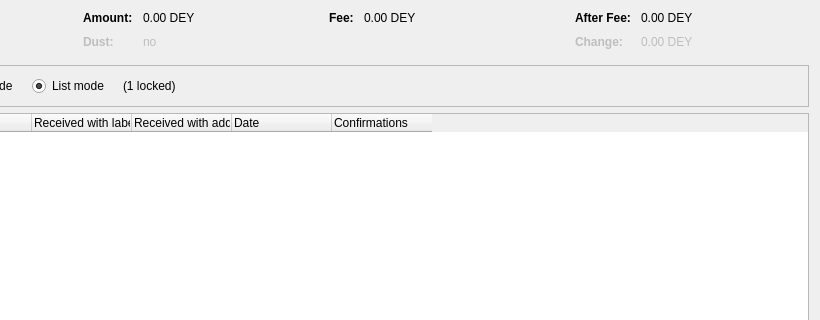
wilofice/dahomey, file src/qt/forms/coincontroldialog.ui: the form before one commit; both pictures show x 180 to 1000 and y 0 to 320 of the 1000 by 500 pixel window.
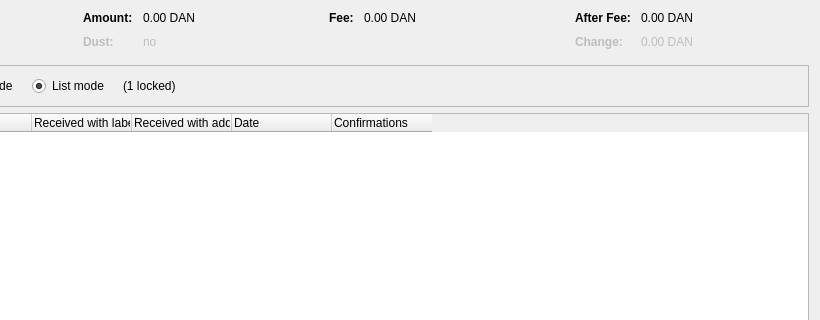
The form after the commit. Custom widgets are drawn as their Qt base class.

What changed in the file:
```diff
--- a/src/qt/forms/coincontroldialog.ui
+++ b/src/qt/forms/coincontroldialog.ui
@@ -132,7 +132,7 @@
           <enum>Qt::ActionsContextMenu</enum>
          </property>
          <property name="text">
-          <string notr="true">0.00 DEY</string>
+          <string notr="true">0.00 DAN</string>
          </property>
          <property name="textInteractionFlags">
           <set>Qt::LinksAccessibleByMouse|Qt::TextSelectableByKeyboard|Qt::TextSelectableByMouse</set>
@@ -212,7 +212,7 @@
           <enum>Qt::ActionsContextMenu</enum>
          </property>
          <property name="text">
-          <string notr="true">0.00 DEY</string>
+          <string notr="true">0.00 DAN</string>
          </property>
          <property name="textInteractionFlags">
           <set>Qt::LinksAccessibleByMouse|Qt::TextSelectableByKeyboard|Qt::TextSelectableByMouse</set>
@@ -257,7 +257,7 @@
           <enum>Qt::ActionsContextMenu</enum>
          </property>
          <property name="text">
-          <string notr="true">0.00 DEY</string>
+          <string notr="true">0.00 DAN</string>
          </property>
          <property name="textInteractionFlags">
           <set>Qt::LinksAccessibleByMouse|Qt::TextSelectableByKeyboard|Qt::TextSelectableByMouse</set>
@@ -292,7 +292,7 @@
           <enum>Qt::ActionsContextMenu</enum>
          </property>
          <property name="text">
-          <string notr="true">0.00 DEY</string>
+          <string notr="true">0.00 DAN</string>
          </property>
          <property name="textInteractionFlags">
           <set>Qt::LinksAccessibleByMouse|Qt::TextSelectableByKeyboard|Qt::TextSelectableByMouse</set>
```
